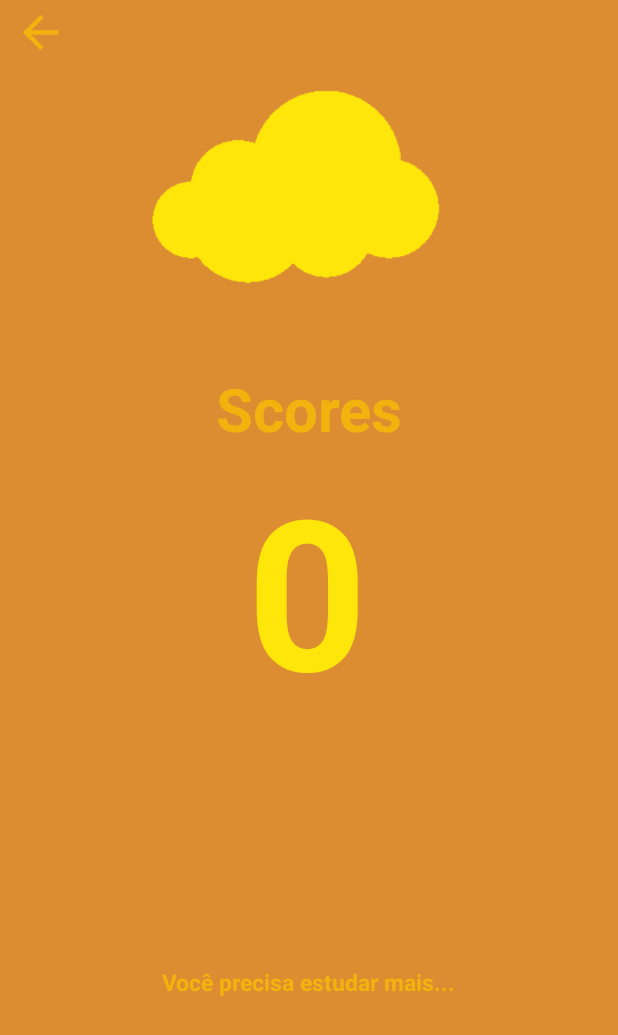
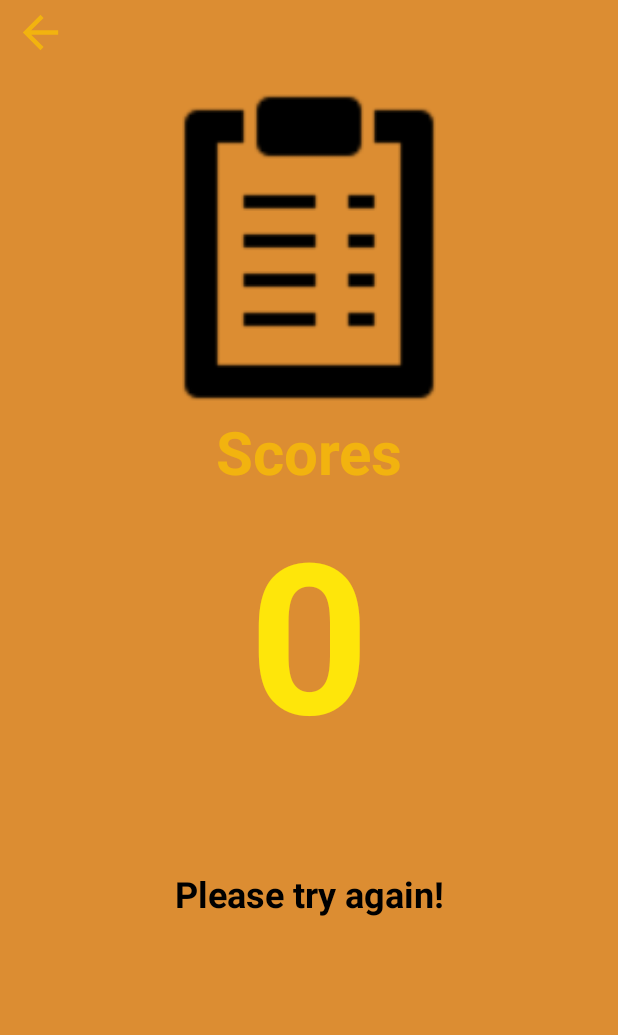
Before and after one commit to parwatcodes/andriod-final-project-quiz, an Android app: the ShowScoreActivity screen opened directly, with no data from a screen before it, on a phone screen of 412 x 824 dp. Shown: the top 1035 px of the screen. Run offline under Robolectric (Android 15) with nearby library versions, the phone set to English and light mode, and no system bars.

Commit message:
Enhance UI

```diff
--- a/app/src/main/java/com/example/quiz/QuestionActivity.java
+++ b/app/src/main/java/com/example/quiz/QuestionActivity.java
@@ -57,7 +57,8 @@ public class QuestionActivity extends AppCompatActivity {
 
 
     public void loadQuestion(View view){
-        if(questions.size() > 0) {
+        System.out.println("ii" + questionIndex + questions.size());
+        if(questions.size() > 0 && questionIndex < questions.size()) {
             Question q = questions.get(questionIndex);
             lblQuestion.setText(q.getQuestion());
             List<String> answers = q.getAnswers();
--- a/app/src/main/java/com/example/quiz/ShowScoreActivity.java
+++ b/app/src/main/java/com/example/quiz/ShowScoreActivity.java
@@ -11,7 +11,7 @@ import android.widget.TextView;
 public class ShowScoreActivity extends AppCompatActivity {
     TextView TxtScore;
     TextView TxtStatus;
-    MediaPlayer audio;
+
     @Override
     protected void onCreate(Bundle savedInstanceState) {
         super.onCreate(savedInstanceState);
@@ -24,25 +24,26 @@ public class ShowScoreActivity extends AppCompatActivity {
 
         TxtScore.setText(scores);
         TxtStatus.setText(setStatus(scores));
-        audio.start();
+
     }
 
     private String setStatus(String scores){
         int score = Integer.parseInt(scores);
 
-        if(score >= 8){
-            audio = MediaPlayer.create(this, R.raw.high_score);
-            return "Você é muito inteligente!";
+        switch (score) {
+            case 0:
+            case 1:
+            case 2:
+                return "Please try again!";
+            case 3:
+                return "Good job!";
+            case 4:
+                return "Excellent work!";
+            case 5:
+                return "You are a genius!";
+            default:
+                return "";
         }
-
-        if (score >= 5){
-            audio = MediaPlayer.create(this,  R.raw.medium_score);
-            return "Parabéns!";
-        }
-
-        audio = MediaPlayer.create(this,  R.raw.low_score);
-        return "Você precisa estudar mais...";
-
     }
 
 
--- a/app/src/main/res/layout/activity_main.xml
+++ b/app/src/main/res/layout/activity_main.xml
@@ -40,7 +40,7 @@
         style="?android:attr/borderlessButtonStyle"
         android:layout_width="210dp"
         android:layout_height="64dp"
-        android:layout_marginTop="20dp"
+        android:layout_marginTop="30dp"
         android:background="@drawable/btn_orange"
         android:onClick="init"
         android:shadowDx="0"
--- a/app/src/main/res/layout/activity_show_score.xml
+++ b/app/src/main/res/layout/activity_show_score.xml
@@ -9,14 +9,13 @@
 
     <ImageView
         android:id="@+id/imageView4"
-        android:layout_width="284dp"
-        android:layout_height="241dp"
-        android:layout_marginTop="4dp"
+        android:layout_width="225dp"
+        android:layout_height="218dp"
+        android:layout_marginTop="56dp"
         app:layout_constraintEnd_toEndOf="parent"
-        app:layout_constraintHorizontal_bias="0.496"
         app:layout_constraintStart_toStartOf="parent"
         app:layout_constraintTop_toTopOf="parent"
-        app:srcCompat="@drawable/cloud" />
+        app:srcCompat="@drawable/results" />
 
     <TextView
         android:id="@+id/textView2"
@@ -32,18 +31,17 @@
 
     <TextView
         android:id="@+id/txtscore"
-        android:layout_width="wrap_content"
-        android:layout_height="wrap_content"
+        android:layout_width="227dp"
+        android:layout_height="177dp"
+        android:foregroundGravity=""
         android:gravity="center"
-        android:text="100"
+        android:text="0"
+        android:textAlignment="center"
         android:textColor="@color/colorAccent"
         android:textSize="140sp"
         android:textStyle="bold"
-        android:textAlignment="center"
-        android:foregroundGravity=""
         app:layout_constraintBottom_toBottomOf="parent"
         app:layout_constraintEnd_toEndOf="parent"
-        app:layout_constraintHorizontal_bias="0.496"
         app:layout_constraintStart_toStartOf="parent"
         app:layout_constraintTop_toBottomOf="@+id/textView2"
         app:layout_constraintVertical_bias="0.0" />
@@ -61,16 +59,18 @@
 
     <TextView
         android:id="@+id/txtStatus"
-        android:layout_width="wrap_content"
-        android:layout_height="wrap_content"
+        android:layout_width="255dp"
+        android:layout_height="40dp"
+        android:gravity="center"
         android:text="Status"
-        android:textSize="15sp"
+        android:textColor="@android:color/black"
+        android:textSize="24sp"
         android:textStyle="bold"
-        android:textColor="@color/colorBase"
         app:layout_constraintBottom_toBottomOf="parent"
         app:layout_constraintEnd_toEndOf="parent"
         app:layout_constraintStart_toStartOf="parent"
-        app:layout_constraintTop_toBottomOf="@+id/txtscore" />
+        app:layout_constraintTop_toBottomOf="@+id/txtscore"
+        app:layout_constraintVertical_bias="0.253" />
 
 
 </androidx.constraintlayout.widget.ConstraintLayout>
```
Also changed, not shown: app/src/main/res/drawable/cloud.png (deleted), app/src/main/res/drawable/results.png (added).
